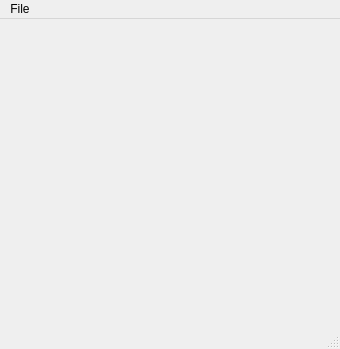
noctuelles/gbemu, file srcs/ui/MainWindow.ui: the form before one commit.
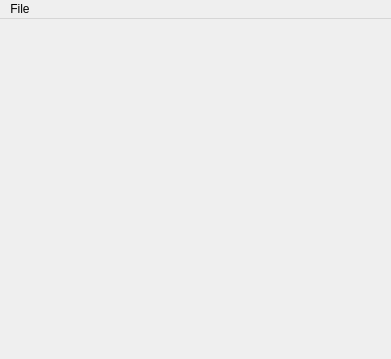
The form after the commit.

Patch:
```diff
--- a/srcs/ui/MainWindow.ui
+++ b/srcs/ui/MainWindow.ui
@@ -6,20 +6,81 @@
    <rect>
     <x>0</x>
     <y>0</y>
-    <width>340</width>
-    <height>349</height>
+    <width>391</width>
+    <height>359</height>
    </rect>
   </property>
   <property name="windowTitle">
    <string>GbEmu</string>
   </property>
   <widget class="QWidget" name="centralwidget">
-   <layout class="QGridLayout" name="gridLayout_2">
-    <item row="0" column="0">
+   <layout class="QVBoxLayout" name="verticalLayout">
+    <property name="leftMargin">
+     <number>0</number>
+    </property>
+    <property name="topMargin">
+     <number>0</number>
+    </property>
+    <property name="rightMargin">
+     <number>0</number>
+    </property>
+    <property name="bottomMargin">
+     <number>0</number>
+    </property>
+    <item>
      <widget class="QLabel" name="display">
+      <property name="palette">
+       <palette>
+        <active>
+         <colorrole role="Window">
+          <brush brushstyle="SolidPattern">
+           <color alpha="255">
+            <red>0</red>
+            <green>0</green>
+            <blue>0</blue>
+           </color>
+          </brush>
+         </colorrole>
+        </active>
+        <inactive>
+         <colorrole role="Window">
+          <brush brushstyle="SolidPattern">
+           <color alpha="255">
+            <red>0</red>
+            <green>0</green>
+            <blue>0</blue>
+           </color>
+          </brush>
+         </colorrole>
+        </inactive>
+        <disabled>
+         <colorrole role="Base">
+          <brush brushstyle="SolidPattern">
+           <color alpha="255">
+            <red>0</red>
+            <green>0</green>
+            <blue>0</blue>
+           </color>
+          </brush>
+         </colorrole>
+         <colorrole role="Window">
+          <brush brushstyle="SolidPattern">
+           <color alpha="255">
+            <red>0</red>
+            <green>0</green>
+            <blue>0</blue>
+           </color>
+          </brush>
+         </colorrole>
+        </disabled>
+       </palette>
+      </property>
       <property name="text">
        <string/>
       </property>
+      <property name="indent">
+       <number>0</number>
+      </property>
      </widget>
     </item>
    </layout>
@@ -29,7 +90,7 @@
     <rect>
      <x>0</x>
      <y>0</y>
-     <width>340</width>
+     <width>391</width>
      <height>23</height>
     </rect>
    </property>
@@ -40,7 +101,14 @@
    </widget>
    <addaction name="menuFile"/>
   </widget>
-  <widget class="QStatusBar" name="statusbar"/>
+  <action name="actionLoad_ROM">
+   <property name="text">
+    <string>Load ROM...</string>
+   </property>
+   <property name="shortcut">
+    <string>Ctrl+O</string>
+   </property>
+  </action>
  </widget>
  <resources/>
  <connections/>
```
Left out of the diff: 1 changed line with no effect on the pictures.
